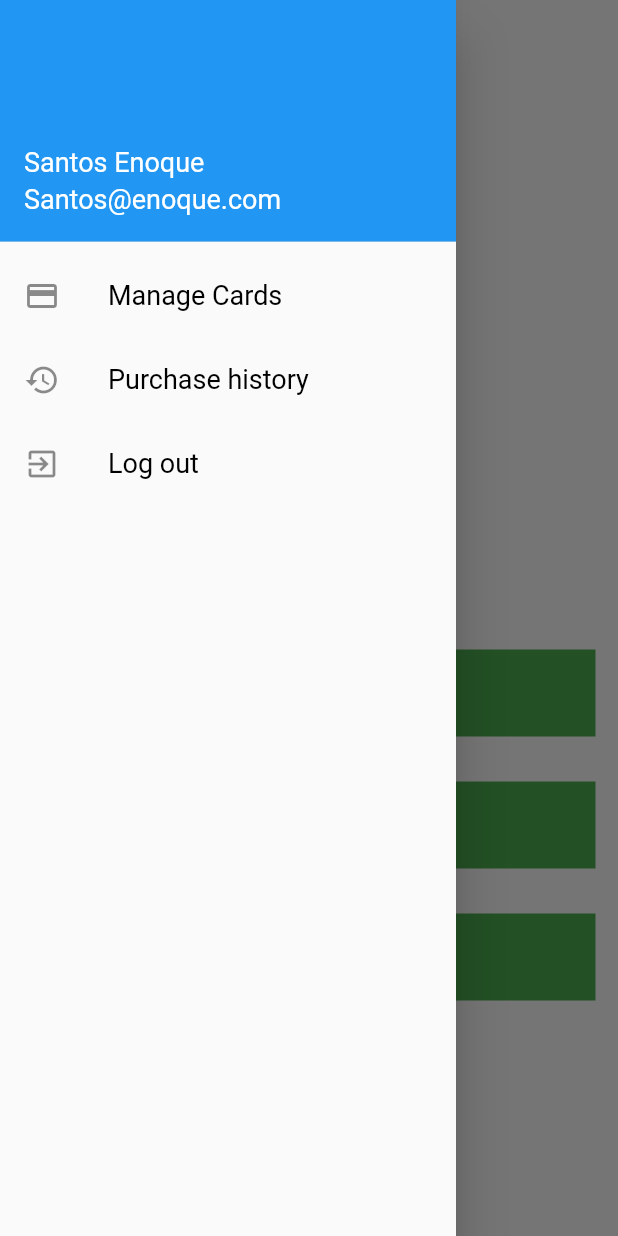
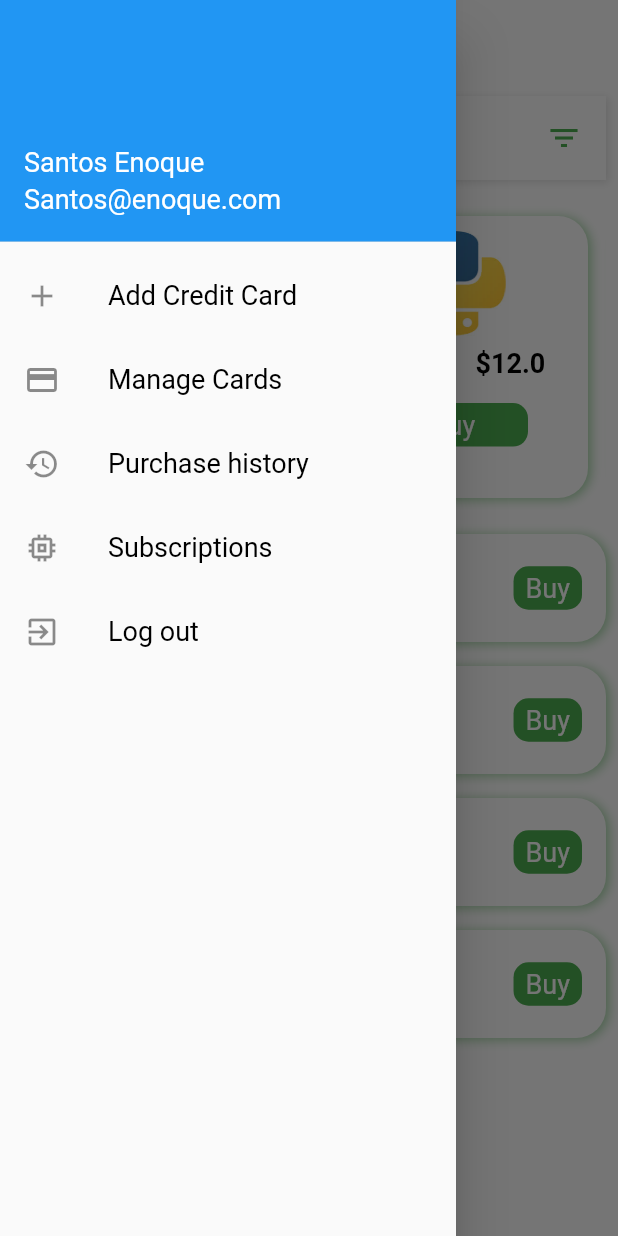
Before and after one commit to Santos-Enoque/mastering_flutter_payments, a Flutter app: the screen it shows once a user with an empty profile is signed in, with the side drawer open, on a phone screen of 412 x 824 dp. Run offline on Flutter 3.47's test engine with Material 2 defaults, Android fonts, the phone set to English and light mode, and no system bars; our stand-ins replace cloud_firestore, dio, firebase_auth, flutter_credit_card; accounts and stored records are empty.

```diff
--- a/lib/models/product.dart
+++ b/lib/models/product.dart
@@ -1,7 +1,8 @@
 class Product{
   final String name;
   final double price;
+  final String image;
 
-  Product(this.name, this.price);
+  Product(this.name, this.price, this.image);
 
 }
--- a/lib/provider/user_provider.dart
+++ b/lib/provider/user_provider.dart
@@ -20,6 +20,8 @@ class UserProvider with ChangeNotifier{
 
 //  we will make this variables public for now
   final formKey = GlobalKey<FormState>();
+//  getter
+  UserModel get userModel => _userModel;
 
   TextEditingController email = TextEditingController();
   TextEditingController password = TextEditingController();
--- a/lib/screens/home.dart
+++ b/lib/screens/home.dart
@@ -1,15 +1,28 @@
 import 'package:flutter/material.dart';
+import 'package:mastering_payments/models/product.dart';
 import 'package:mastering_payments/provider/payment_provider.dart';
 import 'package:mastering_payments/provider/user_provider.dart';
 import 'package:mastering_payments/screens/login1.dart';
+import 'package:mastering_payments/screens/manage_cards.dart';
 import 'package:mastering_payments/screens/products.dart';
+import 'package:mastering_payments/screens/putchase.dart';
 import 'package:mastering_payments/services/functions.dart';
 import 'package:mastering_payments/services/stripe.dart';
 import 'package:mastering_payments/services/styles.dart';
 import 'package:mastering_payments/widgets/custom_text.dart';
+import 'package:mastering_payments/widgets/product_card.dart';
 import 'package:provider/provider.dart';
 
 import 'credit_card.dart';
+
+
+// static product list
+List<Product> productsList = [
+  Product("Flutter", 7.05, 'flutter.png'),
+  Product("Python", 12.00, 'python.jpg'),
+  Product("Dart", 0.99, 'dart.png'),
+  Product("Java", 1.99, 'java.png'),
+];
 
 class HomeScreen extends StatefulWidget {
   @override
@@ -22,12 +35,13 @@ class _HomeScreenState extends State<HomeScreen> {
   void initState() {
     // TODO: implement initState
     super.initState();
-    stripe.addCard(
-      cardNumber: 4242424242424242,
-      month: 1,
-      year: 21,
-      cvc: 212
-    );
+//    stripe.addCard(
+//      cardNumber: 4242424242424242,
+//      month: 1,
+//      year: 22,
+//      cvc: 212,
+//      stripeId: 'cus_GcEe3UCPBC3xXs'
+//    );
   }
 
   @override
@@ -40,7 +54,7 @@ class _HomeScreenState extends State<HomeScreen> {
         backgroundColor: Colors.white,
         iconTheme: IconThemeData(color: Colors.green),
         title: Text(
-          "Flutter Payments",
+          "Languages Market",
           style: TextStyle(color: Colors.green),
         ),
       ),
@@ -57,20 +71,52 @@ class _HomeScreenState extends State<HomeScreen> {
                 color: white,
               ),
             ),
+
+            ListTile(
+              leading: Icon(Icons.add),
+              title: CustomText(
+                msg: "Add Credit Card",
+              ),
+              onTap: () {
+                changeScreen(context, CreditCard(title: "Add card",));
+              },
+            ),
+
             ListTile(
               leading: Icon(Icons.credit_card),
               title: CustomText(
                 msg: "Manage Cards",
               ),
-              onTap: () {},
+              onTap: () {
+                changeScreen(context, ManagaCardsScreen());
+              },
             ),
+
+
+
+
+
+
             ListTile(
               leading: Icon(Icons.history),
               title: CustomText(
                 msg: "Purchase history",
               ),
-              onTap: () {},
+              onTap: () {
+                changeScreen(context,Purchases());
+              },
             ),
+
+            ListTile(
+              leading: Icon(Icons.memory),
+              title: CustomText(
+                msg: "Subscriptions",
+              ),
+              onTap: () {
+                changeScreen(context, ManagaCardsScreen());
+              },
+            ),
+
             ListTile(
               leading: Icon(Icons.exit_to_app),
               title: CustomText(
@@ -84,95 +130,129 @@ class _HomeScreenState extends State<HomeScreen> {
           ],
         ),
       ),
-      body: Container(
+      body:  Stack(
+        children: <Widget>[
+
+          Container(
           color: white,
+          child: ListView(
+            children: <Widget>[
+              Padding(
+                padding: const EdgeInsets.all(8.0),
                 child: Container(
-          child: Column(
-            mainAxisAlignment: MainAxisAlignment.center,
+                  decoration: BoxDecoration(color: white, boxShadow: [
+                    BoxShadow(
+                        color: Colors.grey[300],
+                        offset: Offset(1, 1),
+                        blurRadius: 4),
+                  ]),
+                  child: ListTile(
+                    leading: Icon(
+                      Icons.search,
+                      color: green,
+                    ),
+                    title: TextField(
+                      decoration: InputDecoration(
+                        hintText: "Find languages",
+                        border: InputBorder.none,
+                      ),
+                    ),
+                    trailing: Icon(
+                      Icons.filter_list,
+                      color: green,
+                    ),
+                  ),
+                ),
+              ),
+              Container(
+                height: 220,
+                child: Padding(
+                  padding: const EdgeInsets.all(8.0),
+                  child: ListView.builder(
+                    scrollDirection: Axis.horizontal,
+                      itemCount: productsList.length,
+                      itemBuilder: (_, index){
+                    return                 Padding(
+                      padding: const EdgeInsets.all(8.0),
+                      child: Container(
+                        height: 200,
+                        width: 180,
+                        decoration: BoxDecoration(
+                            borderRadius: BorderRadius.circular(20),
+                            color: white,
+                            boxShadow: [
+                              BoxShadow(
+                                  color: green[200],
+                                  offset: Offset(2, 1),
+                                  blurRadius: 5
+                              )
+                            ]
+                        ),child: Column(
                         children: <Widget>[
                           SizedBox(
-                height: 20,
+                            height: 10,
                           ),
-              Image.asset(
-                "images/mobile.png",
-                width: 200,
-                height: 200,
+                          Image.asset("images/${productsList[index].image}", width: 70,),
+                          Padding(
+                            padding: const EdgeInsets.all(8.0),
+                            child: Row(
+                              mainAxisAlignment: MainAxisAlignment.spaceEvenly,
+                              children: <Widget>[
+                                CustomText(msg: productsList[index].name,),
+                                CustomText(msg: "\$" + productsList[index].price.toString(), weight: FontWeight.bold,)
+                              ],
+                            ),
                           ),
                           Padding(
-                padding: const EdgeInsets.all(15),
+                            padding: const EdgeInsets.all(8.0),
                             child: Container(
-                  decoration: BoxDecoration(color: green),
-                  child: GestureDetector(
-                    onTap: () async {
-                          changeScreen(context, CreditCard(title: "Add card",));
-                    },
+                              width: 100,
+                              decoration: BoxDecoration(
+                                  borderRadius: BorderRadius.circular(10),
+                                  color: green
+                              ),
+                              child: Padding(
+                                padding: const EdgeInsets.only(left: 8, right: 8, top: 4, bottom: 4),
                                 child: Row(
                                   mainAxisAlignment: MainAxisAlignment.center,
                                   children: <Widget>[
-                        Padding(
-                          padding: const EdgeInsets.only(top: 15, bottom: 15),
-                          child: CustomText(
-                            msg: "Add Credit Card",
-                            color: white,
-                            size: 24,
-                            weight: FontWeight.w600,
-                          ),
-                        )
+                                    CustomText(msg: "Buy", color: white,),
                                   ],
                                 ),
                               ),
                             ),
                           ),
-              Padding(
-                padding: const EdgeInsets.all(15),
-                child: Container(
-                  decoration: BoxDecoration(color: green),
-                  child: GestureDetector(
-                    onTap: () {
-                      changeScreen(context, ProductsScreen());
-                    },
-                    child: Row(
-                      mainAxisAlignment: MainAxisAlignment.center,
-                      children: <Widget>[
-                        Padding(
-                          padding: const EdgeInsets.only(top: 15, bottom: 15),
-                          child: CustomText(
-                            msg: "Buy Products",
-                            color: white,
-                            size: 24,
-                            weight: FontWeight.w600,
-                          ),
-                        )
                         ],
                       ),
                       ),
+                    );
+
+                      })
                 ),
               ),
-              Padding(
-                padding: const EdgeInsets.all(15),
-                child: Container(
-                  decoration: BoxDecoration(color: green),
-                  child: GestureDetector(
-                    child: Row(
-                      mainAxisAlignment: MainAxisAlignment.center,
-                      children: <Widget>[
-                        Padding(
-                          padding: const EdgeInsets.only(top: 15, bottom: 15),
-                          child: CustomText(
-                            msg: "Subscriptions",
-                            color: white,
-                            size: 24,
-                            weight: FontWeight.w600,
+              Column(
+                children: productsList.map((item)=> ProductCard(image: item.image,name: item.name, price: item.price)).toList(),
               ),
+
+            ],
           )
+    ),
+
+//          Visibility(
+//            visible: user.userModel?.stripeId == null,
+//            child: Positioned(
+//              top: 0,
+//              left: 0,
+//              child: Container(
+//                width: MediaQuery.of(context).size.width,
+//                color: red[200],
+//                child: Padding(padding: EdgeInsets.all(9),
+//                child: CustomText(msg: "You must add a credit card", color: red,),)
+//
+//              ),
+//            ),
+//          )
         ],
-                    ),
-                  ),
-                ),
-              )
-            ],
-          ),
-        ),
       ),
     );
   }
--- a/lib/screens/products.dart
+++ b/lib/screens/products.dart
@@ -10,12 +10,10 @@ import 'package:provider/provider.dart';
 
 // static product list
 List<Product> productsList = [
-  Product("Restful Api", 12.99),
-  Product("Flask", 4.99),
-  Product("Flutter", 7.05),
-  Product("Python", 12.00),
-  Product("Dart", 0.99),
-  Product("Java", 1.99),
+  Product("Flutter", 7.05, 'flutter.png'),
+  Product("Python", 12.00, 'python.jpg'),
+  Product("Dart", 0.99, 'dart.png'),
+  Product("Java", 1.99, 'java.png'),
 ];
 
 class ProductsScreen extends StatefulWidget {
@@ -44,7 +42,7 @@ class _ProductsScreenState extends State<ProductsScreen> {
           child: ListView.builder(
             itemCount: productsList.length,
               itemBuilder: (_, index){
-            return ProductCard(name: productsList[index].name, price: productsList[index].price);
+            return ProductCard(image: productsList[index].image,name: productsList[index].name, price: productsList[index].price);
           })
         ),
       ),
--- a/lib/widgets/product_card.dart
+++ b/lib/widgets/product_card.dart
@@ -5,9 +5,10 @@ import 'custom_text.dart';
 
 class ProductCard extends StatelessWidget {
   final String name;
+  final String image;
   final double price;
 
-  const ProductCard({Key key,@required this.name,@required this.price}) : super(key: key);
+  const ProductCard({Key key,@required this.name,@required this.price, this.image}) : super(key: key);
 
   @override
   Widget build(BuildContext context) {
@@ -29,6 +30,7 @@ class ProductCard extends StatelessWidget {
           onTap: (){
             Navigator.pop(context);
           },
+          leading: Image.asset('images/$image', width: 80, height: 80,),
           title: Text(name),
           subtitle: Text("\$${price.toString()}"),
           trailing: Container(
```
Also changed, not shown: lib/models/cards.dart (+6 -6 lines), lib/models/purchase.dart (+48 -1 lines), lib/screens/credit_card.dart (+13 -1 lines), lib/screens/manage_cards.dart (added, +79 -0 lines), lib/screens/putchase.dart (added, +84 -0 lines), lib/services/cards.dart (+9 -9 lines), lib/services/purchases.dart (+12 -1 lines), lib/services/stripe.dart (+14 -4 lines), images/dart.png (added), images/flutter.png (added), images/java.png (added), images/python.jpg (added). Lines whose indentation alone changed are shown as unchanged.
